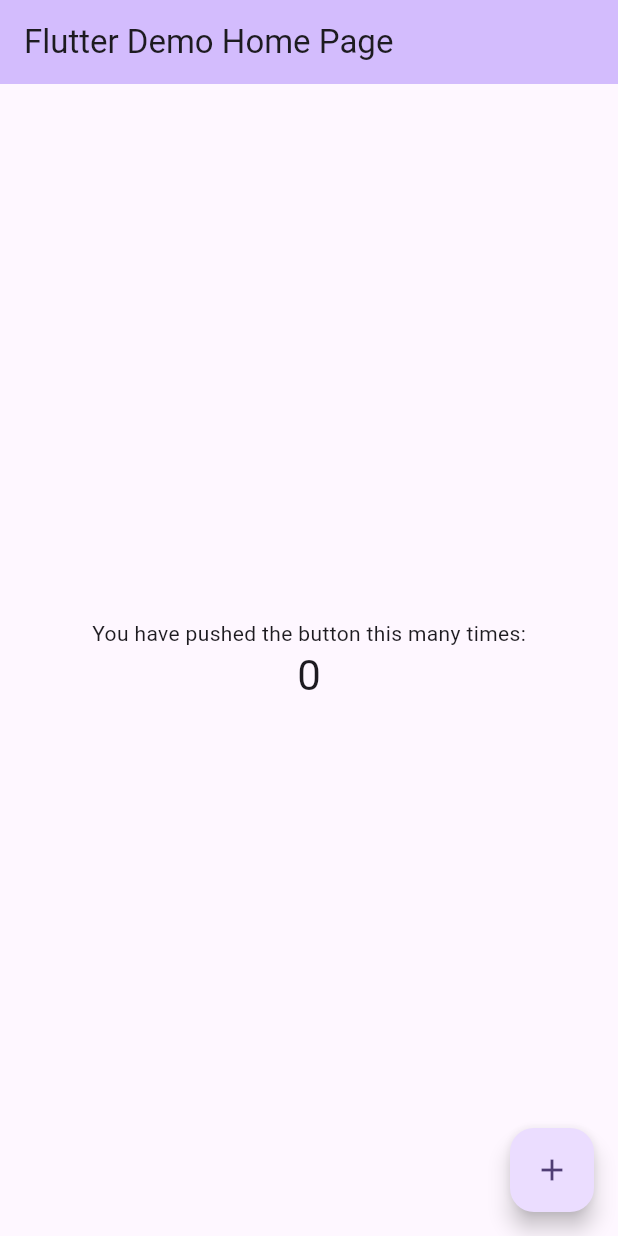
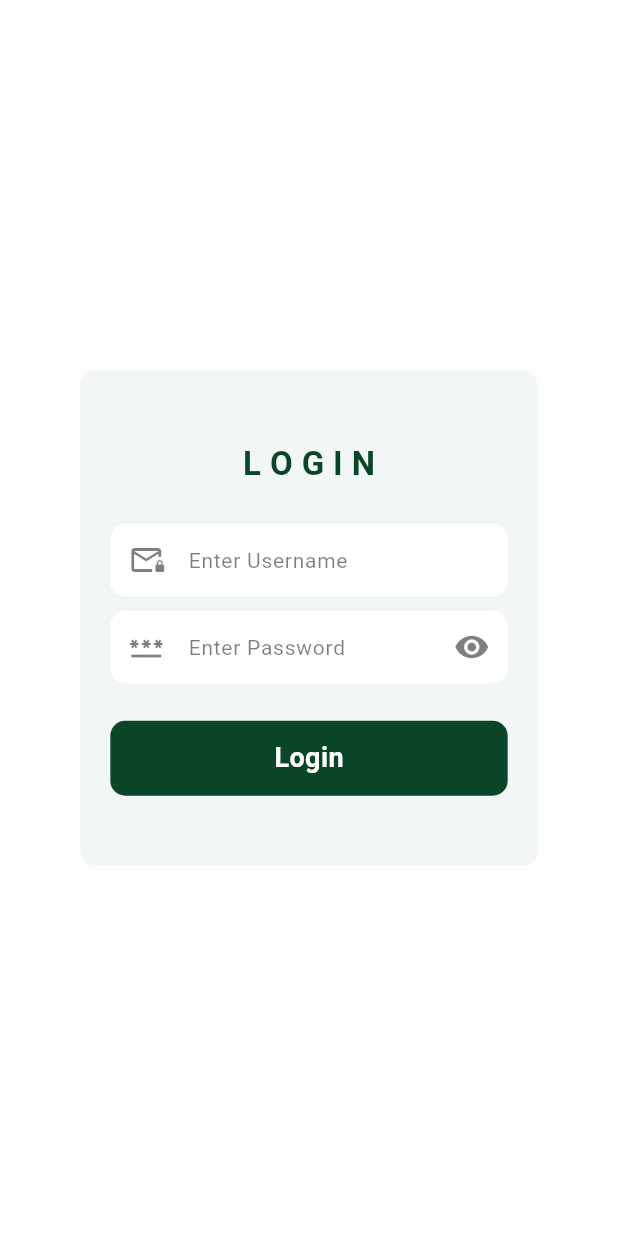
Before and after one commit to Niraj-KC/tic-tech-teo-24, a Flutter app: the screen it shows after launch, on a phone screen of 412 x 824 dp. Run offline on Flutter 3.47's test engine with Material 3 defaults, Android fonts, the phone set to English and light mode, and no system bars; our stand-ins replace firebase_core, flutter_dotenv; accounts and stored records are empty.

Commit message:
login screen done

```diff
--- /dev/null
+++ b/teach_assist/lib/Components/CustomButton.dart
@@ -0,0 +1,76 @@
+import 'package:flutter/material.dart';
+
+import '../Utils/ThemeData/colors.dart';
+
+class AuthButton extends StatefulWidget {
+  final Future<void> Function()? onpressed;
+  final String name;
+  final Color bcolor;
+  final Color tcolor;
+  final bool isLoading;
+
+  AuthButton({
+    Key? key,
+    required this.onpressed,
+    required this.name,
+    required this.bcolor,
+    required this.tcolor,
+    required this.isLoading,
+  }) : super(key: key);
+
+  @override
+  State<AuthButton> createState() => _AuthButtonState();
+}
+
+class _AuthButtonState extends State<AuthButton> {
+  @override
+  Widget build(BuildContext context) {
+    var mq = MediaQuery.of(context).size;
+
+    return Padding(
+      padding: const EdgeInsets.symmetric(horizontal: 20),
+      child: InkWell(
+        onTap: widget.onpressed,
+        child: Center(
+          child: AnimatedContainer(
+            duration: Duration(milliseconds: 500),
+            curve: Curves.easeInOut, // Animation curve
+            height: 50,
+            width: widget.isLoading ? mq.width * 0.5 : mq.width * 1,
+            decoration: BoxDecoration(
+              borderRadius: BorderRadius.circular(10),
+              color: widget.bcolor,
+            ),
+            child: Row(
+              mainAxisAlignment: MainAxisAlignment.center,
+              children: [
+                if (widget.isLoading)
+                  Container(
+                    height: 25,
+                    width: 25,
+                    child: Center(
+                      child: CircularProgressIndicator(
+                        strokeWidth: 3,
+                        color: AppColors.theme['white'],
+                      ),
+                    ),
+                  ),
+                SizedBox(width: widget.isLoading ? 10 : 0),
+                Center(
+                  child: Text(
+                    widget.name,
+                    style: TextStyle(
+                      color: widget.tcolor,
+                      fontSize: 18,
+                      fontWeight: FontWeight.bold,
+                    ),
+                  ),
+                ),
+              ],
+            ),
+          ),
+        ),
+      ),
+    );
+  }
+}
--- /dev/null
+++ b/teach_assist/lib/Components/CustomTextField.dart
@@ -0,0 +1,78 @@
+import 'package:flutter/material.dart';
+
+import '../Utils/ThemeData/colors.dart';
+
+class CustomTextField extends StatelessWidget {
+
+  final String hintText;
+  final TextEditingController? controller;
+  final bool isNumber;
+  final FormFieldValidator<String>? validator;
+  final String? initialText;
+  final Icon prefixicon;
+  final bool obsecuretext;
+  final IconButton? suffix;
+  final void Function(String?)? onSaved;
+  final void Function(String?)? onChange;
+
+  const CustomTextField({
+    Key? key,
+    required this.hintText,
+    this.controller,
+    required this.isNumber,
+    this.validator,
+    this.initialText,
+    this.onSaved,
+    required this.prefixicon,
+    required this.obsecuretext,
+    this.suffix, this.onChange,
+  }) : super(key: key);
+
+  @override
+  Widget build(BuildContext context) {
+    final mq = MediaQuery.of(context).size;
+    return Padding(
+      padding: const EdgeInsets.symmetric(vertical: 5,horizontal: 20),
+      child: Center(
+        child: TextFormField(
+          cursorColor: AppColors.theme['white'],
+          onSaved: onSaved,
+          onChanged: onChange,
+          obscureText: obsecuretext,
+          initialValue: initialText,
+          keyboardType: isNumber ? TextInputType.number : TextInputType.emailAddress,
+          controller: controller,
+          decoration: InputDecoration(
+              filled: true,
+              fillColor: AppColors.theme['white'],
+              contentPadding: EdgeInsets.symmetric(horizontal: 20),
+              border: OutlineInputBorder(
+                borderSide: BorderSide(color: AppColors.theme['white']),
+                borderRadius: BorderRadius.circular(10),
+              ),
+              enabledBorder: OutlineInputBorder(
+                borderSide: BorderSide(color: AppColors.theme['white'] ),
+                borderRadius: BorderRadius.circular(10),
+              ),
+              errorBorder: OutlineInputBorder(
+                borderSide: BorderSide(color: Colors.red),
+                borderRadius: BorderRadius.circular(10),
+              ),
+              focusedBorder: OutlineInputBorder(
+                borderSide: BorderSide(color: AppColors.theme['green'] ),
+                borderRadius: BorderRadius.circular(10),
+              ),
+
+              hintText: hintText,
+              hintStyle: TextStyle(color: AppColors.theme['black'].withOpacity(0.5),fontSize: 14),
+              prefixIcon: prefixicon,
+              prefixIconColor: AppColors.theme['black'].withOpacity(0.5),
+              suffixIcon: suffix,
+              suffixIconColor:AppColors.theme['black'].withOpacity(0.5)
+          ),
+          validator: validator,
+        ),
+      ),
+    );
+  }
+}
--- /dev/null
+++ b/teach_assist/lib/Screens/AuthScreens/LoginScreen.dart
@@ -0,0 +1,82 @@
+import 'package:flutter/material.dart';
+import 'package:teach_assist/Utils/ThemeData/colors.dart';
+
+import '../../Components/CustomButton.dart';
+import '../../Components/CustomTextField.dart';
+import '../../main.dart';
+
+class LoginScreen extends StatefulWidget {
+  const LoginScreen({super.key});
+
+  @override
+  State<LoginScreen> createState() => _LoginScreenState();
+}
+
+class _LoginScreenState extends State<LoginScreen> {
+  bool _isLoading = false;
+
+  @override
+  Widget build(BuildContext context) {
+    mq  = MediaQuery.of(context).size ;
+    return MaterialApp(
+      debugShowCheckedModeBanner: false,
+      home: Scaffold(
+        backgroundColor: AppColors.theme['offWhite'],
+        body: Center(
+          child: Padding(
+            padding:  EdgeInsets.symmetric(horizontal: mq.width*.13),
+            child: Container(
+              height: 330,
+              width: double.infinity,
+              decoration: BoxDecoration(
+                color: AppColors.theme['green']?.withOpacity(0.04),
+                borderRadius: BorderRadius.circular(10),
+              ),
+              child: Column(
+                mainAxisAlignment: MainAxisAlignment.center,
+                crossAxisAlignment: CrossAxisAlignment.center,
+                children: [
+                  SizedBox(height: 20),
+                  Text(
+                    "L O G I N",
+                    style: TextStyle(
+                      color: AppColors.theme['green'],
+                      fontWeight: FontWeight.bold,
+                      fontSize: 22,
+                    ),
+                  ),
+                  SizedBox(height: 20),
+                  CustomTextField(
+                    hintText: 'Enter Username',
+                    isNumber: false,
+                    prefixicon: Icon(Icons.mail_lock_outlined),
+                    obsecuretext: false,
+                  ),
+                  CustomTextField(
+                    hintText: 'Enter Password',
+                    isNumber: false,
+                    prefixicon: Icon(Icons.password_outlined),
+                    obsecuretext: true,
+                    suffix: IconButton(
+                      onPressed: () {},
+                      icon: Icon(Icons.remove_red_eye),
+                    ),
+                  ),
+                  SizedBox(height: 20),
+                  AuthButton(
+                    onpressed: () async {},
+                    name: _isLoading ? 'Logining...' : "Login",
+                    bcolor: AppColors.theme['green'],
+                    tcolor: AppColors.theme['white'],
+                    isLoading: _isLoading,
+                  ),
+                  SizedBox(height: 20),
+                ],
+              ),
+            ),
+          ),
+        ),
+      ),
+    );
+  }
+}
--- /dev/null
+++ b/teach_assist/lib/Screens/OnboardScreens/SplashScreen.dart
@@ -0,0 +1,75 @@
+import 'package:flutter/material.dart';
+import 'package:flutter/services.dart';
+
+import '../../Transitions/LeftToRight.dart';
+import '../../Utils/ThemeData/colors.dart';
+import '../../main.dart';
+import '../AuthScreens/LoginScreen.dart';
+
+class SplashScreen extends StatefulWidget {
+  const SplashScreen({super.key});
+  @override
+  State<SplashScreen> createState() => _SplashScreenState();
+}
+
+class _SplashScreenState extends State<SplashScreen> {
+  @override
+
+  void initState() {
+    super.initState();
+    Future.delayed(Duration(milliseconds: 900), () {
+      SystemChrome.setEnabledSystemUIMode(SystemUiMode.edgeToEdge);
+      SystemChrome.setSystemUIOverlayStyle(SystemUiOverlayStyle(
+        statusBarColor: Colors.transparent,
+        statusBarIconBrightness: Brightness.dark,
+        systemNavigationBarColor: Colors.black,
+        systemNavigationBarIconBrightness: Brightness.dark,
+      ));
+
+      Navigator.pushReplacement(context, LeftToRight(LoginScreen()));
+    });
+  }
+
+  @override
+  Widget build(BuildContext context) {
+    mq = MediaQuery.of(context).size;
+    return MaterialApp(
+      debugShowCheckedModeBanner: false,
+      home: Scaffold(
+          backgroundColor: AppColors.theme['backgroundColor'],
+          body: Center(
+            child: Column(
+                crossAxisAlignment: CrossAxisAlignment.center,
+                mainAxisAlignment: MainAxisAlignment.center,
+                children: [
+                  // Image.asset(
+                  //   "assets/images/SL (1).png",
+                  //   height: 200,
+                  //   width: 200,
+                  // ),
+                  SizedBox(
+                    height: 10,
+                  ),
+                  Padding(
+                    padding: EdgeInsets.symmetric(horizontal: mq.width * 0.2),
+                    child: Text(
+                      "ClassOrbit",
+                      style: TextStyle(
+                          color: AppColors.theme['black'],
+                          fontSize:25,fontWeight: FontWeight.bold),
+                    ),
+                  ),
+                  Padding(
+                    padding: EdgeInsets.symmetric(horizontal: mq.width * 0.2),
+                    child: Text(
+                      "Learning your way!",
+                      style: TextStyle(
+                          color: AppColors.theme['black'],
+                          fontSize: 25,fontWeight:FontWeight.bold),
+                    ),
+                  )
+                ]),
+          )),
+    );
+  }
+}
--- /dev/null
+++ b/teach_assist/lib/Transitions/LeftToRight.dart
@@ -0,0 +1,27 @@
+import 'package:flutter/material.dart';
+
+class LeftToRight extends PageRouteBuilder {
+  final Widget page;
+
+  LeftToRight(this.page)
+      : super(
+    pageBuilder: (context, animation, anotherAnimation) => page,
+    transitionDuration: Duration(milliseconds: 1000),
+    reverseTransitionDuration: Duration(milliseconds: 200),
+    transitionsBuilder: (context, animation, anotherAnimation, child) {
+      animation = CurvedAnimation(
+          curve: Curves.fastLinearToSlowEaseIn,
+          parent: animation,
+          reverseCurve: Curves.fastOutSlowIn);
+      return Align(
+        alignment: Alignment.centerLeft,
+        child: SizeTransition(
+          axis: Axis.horizontal,
+          sizeFactor: animation,
+          child: page,
+          axisAlignment: 0,
+        ),
+      );
+    },
+  );
+}
--- /dev/null
+++ b/teach_assist/lib/Transitions/RightToLeft.dart
@@ -0,0 +1,27 @@
+import 'package:flutter/material.dart';
+
+class RightToLeft extends PageRouteBuilder {
+  final Widget page;
+
+  RightToLeft(this.page)
+      : super(
+    pageBuilder: (context, animation, anotherAnimation) => page,
+    transitionDuration: Duration(milliseconds: 1000),
+    reverseTransitionDuration: Duration(milliseconds: 200),
+    transitionsBuilder: (context, animation, anotherAnimation, child) {
+      animation = CurvedAnimation(
+          curve: Curves.fastLinearToSlowEaseIn,
+          parent: animation,
+          reverseCurve: Curves.fastOutSlowIn);
+      return Align(
+        alignment: Alignment.centerRight,
+        child: SizeTransition(
+          axis: Axis.horizontal,
+          sizeFactor: animation,
+          child: page,
+          axisAlignment: 0,
+        ),
+      );
+    },
+  );
+}
--- a/teach_assist/lib/Utils/ThemeData/colors.dart
+++ b/teach_assist/lib/Utils/ThemeData/colors.dart
@@ -11,19 +11,17 @@ hexStringToColors(String hexColor){
 
 
 class  AppColors {
-  static Map<String, Color> theme = themes["lightTheme"]!;
+  static Map theme = themes["lightTheme"]!;
 
-  static Map<String, Map<String, Color>> themes = {
+  static Map themes = {
     "lightTheme": {
-      "primaryBg": hexStringToColors("#f1f4f8"),
-      "secondaryBg": hexStringToColors("#ffffff"),
-      "success": hexStringToColors("#52DE97"),
+      "offWhite": hexStringToColors("#fdfdff"),
+      "white": hexStringToColors("#ffffff"),
+      "black" : hexStringToColors("#000000"),
+      "green": hexStringToColors("#0a4527"),
       "warning": hexStringToColors("#f9cf58"),
       "error": hexStringToColors("#ff5963"),
       "disable": Colors.blueGrey.shade300
     },
-
   };
-
-
 }
--- a/teach_assist/lib/main.dart
+++ b/teach_assist/lib/main.dart
@@ -1,125 +1,25 @@
 import 'package:flutter/material.dart';
+import 'package:teach_assist/Screens/OnboardScreens/SplashScreen.dart';
 
-void main() {
-  runApp(const MyApp());
+late Size mq ;
+
+void main(){
+  runApp(MyApp()) ;
 }
 
-class MyApp extends StatelessWidget {
+class MyApp extends StatefulWidget {
   const MyApp({super.key});
 
-  // This widget is the root of your application.
+  @override
+  State<MyApp> createState() => _MyAppState();
+}
+
+class _MyAppState extends State<MyApp> {
   @override
   Widget build(BuildContext context) {
     return MaterialApp(
-      title: 'Flutter Demo',
-      theme: ThemeData(
-        // This is the theme of your application.
-        //
-        // TRY THIS: Try running your application with "flutter run". You'll see
-        // the application has a purple toolbar. Then, without quitting the app,
-        // try changing the seedColor in the colorScheme below to Colors.green
-        // and then invoke "hot reload" (save your changes or press the "hot
-        // reload" button in a Flutter-supported IDE, or press "r" if you used
-        // the command line to start the app).
-        //
-        // Notice that the counter didn't reset back to zero; the application
-        // state is not lost during the reload. To reset the state, use hot
-        // restart instead.
-        //
-        // This works for code too, not just values: Most code changes can be
-        // tested with just a hot reload.
-        colorScheme: ColorScheme.fromSeed(seedColor: Colors.deepPurple),
-        useMaterial3: true,
-      ),
-      home: const MyHomePage(title: 'Flutter Demo Home Page'),
+      debugShowCheckedModeBanner: false,
+      home: SplashScreen(),
     );
   }
 }
-
-class MyHomePage extends StatefulWidget {
-  const MyHomePage({super.key, required this.title});
-
-  // This widget is the home page of your application. It is stateful, meaning
-  // that it has a State object (defined below) that contains fields that affect
-  // how it looks.
-
-  // This class is the configuration for the state. It holds the values (in this
-  // case the title) provided by the parent (in this case the App widget) and
-  // used by the build method of the State. Fields in a Widget subclass are
-  // always marked "final".
-
-  final String title;
-
-  @override
-  State<MyHomePage> createState() => _MyHomePageState();
-}
-
-class _MyHomePageState extends State<MyHomePage> {
-  int _counter = 0;
-
-  void _incrementCounter() {
-    setState(() {
-      // This call to setState tells the Flutter framework that something has
-      // changed in this State, which causes it to rerun the build method below
-      // so that the display can reflect the updated values. If we changed
-      // _counter without calling setState(), then the build method would not be
-      // called again, and so nothing would appear to happen.
-      _counter++;
-    });
-  }
-
-  @override
-  Widget build(BuildContext context) {
-    // This method is rerun every time setState is called, for instance as done
-    // by the _incrementCounter method above.
-    //
-    // The Flutter framework has been optimized to make rerunning build methods
-    // fast, so that you can just rebuild anything that needs updating rather
-    // than having to individually change instances of widgets.
-    return Scaffold(
-      appBar: AppBar(
-        // TRY THIS: Try changing the color here to a specific color (to
-        // Colors.amber, perhaps?) and trigger a hot reload to see the AppBar
-        // change color while the other colors stay the same.
-        backgroundColor: Theme.of(context).colorScheme.inversePrimary,
-        // Here we take the value from the MyHomePage object that was created by
-        // the App.build method, and use it to set our appbar title.
-        title: Text(widget.title),
-      ),
-      body: Center(
-        // Center is a layout widget. It takes a single child and positions it
-        // in the middle of the parent.
-        child: Column(
-          // Column is also a layout widget. It takes a list of children and
-          // arranges them vertically. By default, it sizes itself to fit its
-          // children horizontally, and tries to be as tall as its parent.
-          //
-          // Column has various properties to control how it sizes itself and
-          // how it positions its children. Here we use mainAxisAlignment to
-          // center the children vertically; the main axis here is the vertical
-          // axis because Columns are vertical (the cross axis would be
-          // horizontal).
-          //
-          // TRY THIS: Invoke "debug painting" (choose the "Toggle Debug Paint"
-          // action in the IDE, or press "p" in the console), to see the
-          // wireframe for each widget.
-          mainAxisAlignment: MainAxisAlignment.center,
-          children: <Widget>[
-            const Text(
-              'You have pushed the button this many times:',
-            ),
-            Text(
-              '$_counter',
-              style: Theme.of(context).textTheme.headlineMedium,
-            ),
-          ],
-        ),
-      ),
-      floatingActionButton: FloatingActionButton(
-        onPressed: _incrementCounter,
-        tooltip: 'Increment',
-        child: const Icon(Icons.add),
-      ), // This trailing comma makes auto-formatting nicer for build methods.
-    );
-  }
-}
--- a/teach_assist/pubspec.yaml
+++ b/teach_assist/pubspec.yaml
@@ -91,6 +91,3 @@ flutter:
   #
   # For details regarding fonts from package dependencies,
   # see https://flutter.dev/custom-fonts/#from-packages
-  assets:
-    - assets/
-    - .env
```
Also changed, not shown: teach_assist/pubspec.lock, 1 other file.
